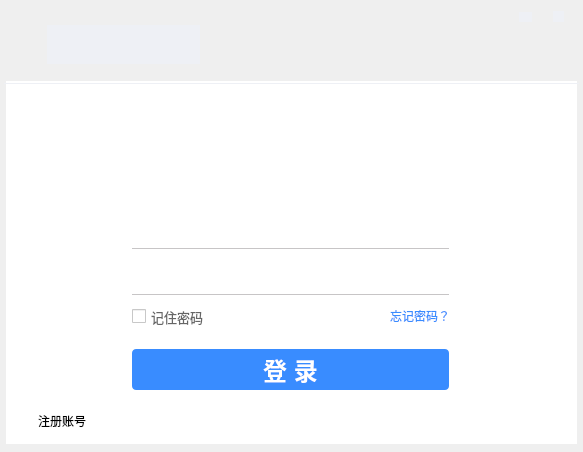
Above: tcpclient.ui from HustGw/CLLLLLLLSAFFFFFEWINN before the change. Below: the same form after it.
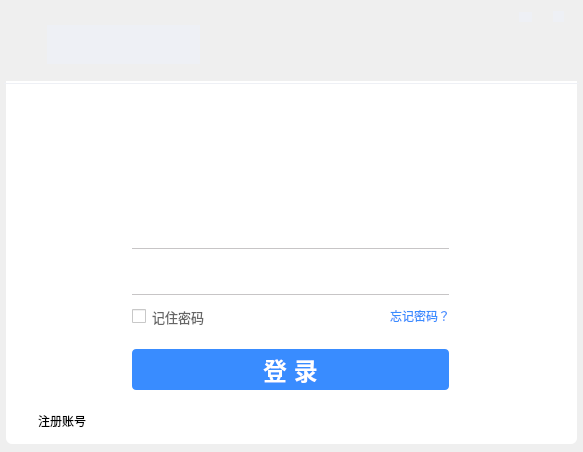
That is the form after the change. Icons and pictures are not drawn.

Commit message: 修改了边框阴影

```diff
--- a/tcpclient.ui
+++ b/tcpclient.ui
@@ -13,7 +13,7 @@
   <property name="windowTitle">
    <string>登录</string>
   </property>
-  <widget class="QWidget" name="centralWidget" native="true">
+  <widget class="QFrame" name="centralFrame">
    <property name="geometry">
     <rect>
      <x>6</x>
@@ -24,6 +24,8 @@
    </property>
    <property name="styleSheet">
     <string notr="true">background-color: rgb(255, 255, 255);
+border-bottom-left-radius:6px;
+border-bottom-right-radius:6px;
 </string>
    </property>
    <widget class="QPushButton" name="sendBtn">
@@ -138,7 +140,8 @@
      </rect>
     </property>
     <property name="styleSheet">
-     <string notr="true">color: rgb(199, 197, 198);</string>
+     <string notr="true">color: rgb(199, 197, 198);
+border:1px solid rgb(199, 197, 198);</string>
     </property>
     <property name="frameShape">
      <enum>QFrame::HLine</enum>
@@ -178,7 +181,8 @@
      </rect>
     </property>
     <property name="styleSheet">
-     <string notr="true">color: rgb(199, 197, 198);</string>
+     <string notr="true">color: rgb(199, 197, 198);
+border:1px solid rgb(199, 197, 198);</string>
     </property>
     <property name="frameShape">
      <enum>QFrame::HLine</enum>
@@ -257,14 +261,15 @@
       <x>428</x>
       <y>192</y>
       <width>12</width>
-      <height>12</height>
+      <height>15</height>
      </rect>
     </property>
     <property name="focusPolicy">
      <enum>Qt::NoFocus</enum>
     </property>
     <property name="styleSheet">
-     <string notr="true">background-image: url(:/new/login/pictures/login_clear_password.png);border:0px;</string>
+     <string notr="true">image: url(:/new/login/pictures/login_clear_password.png);
+</string>
     </property>
     <property name="text">
      <string/>
```
The commit also changes 2 other files.
